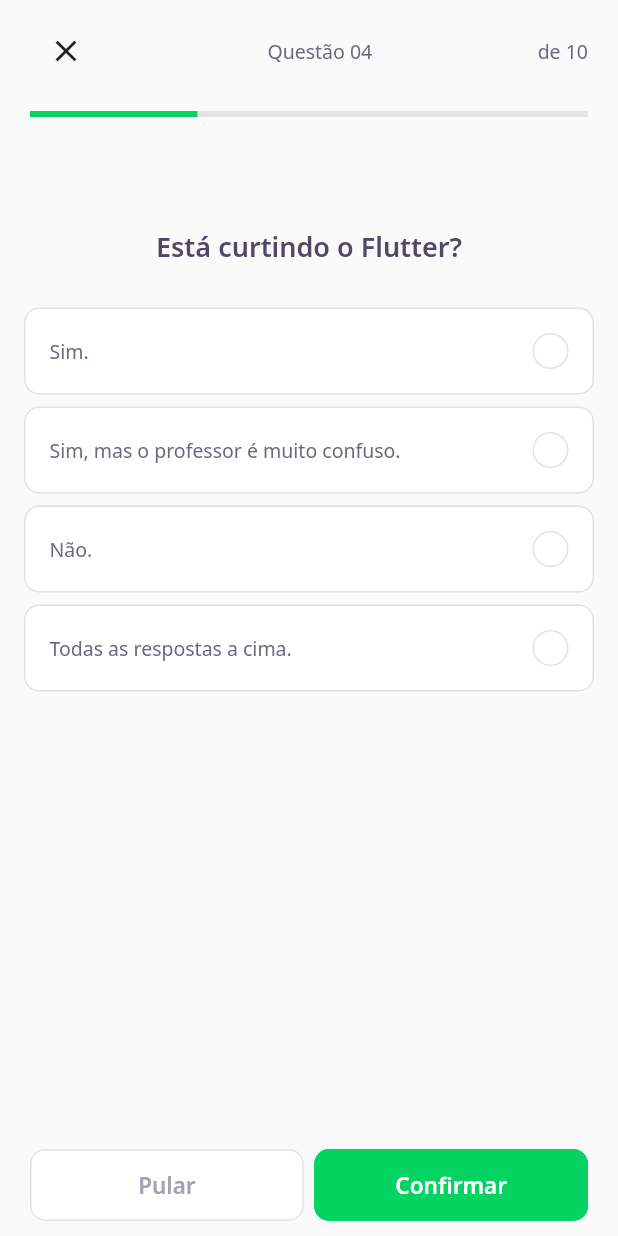
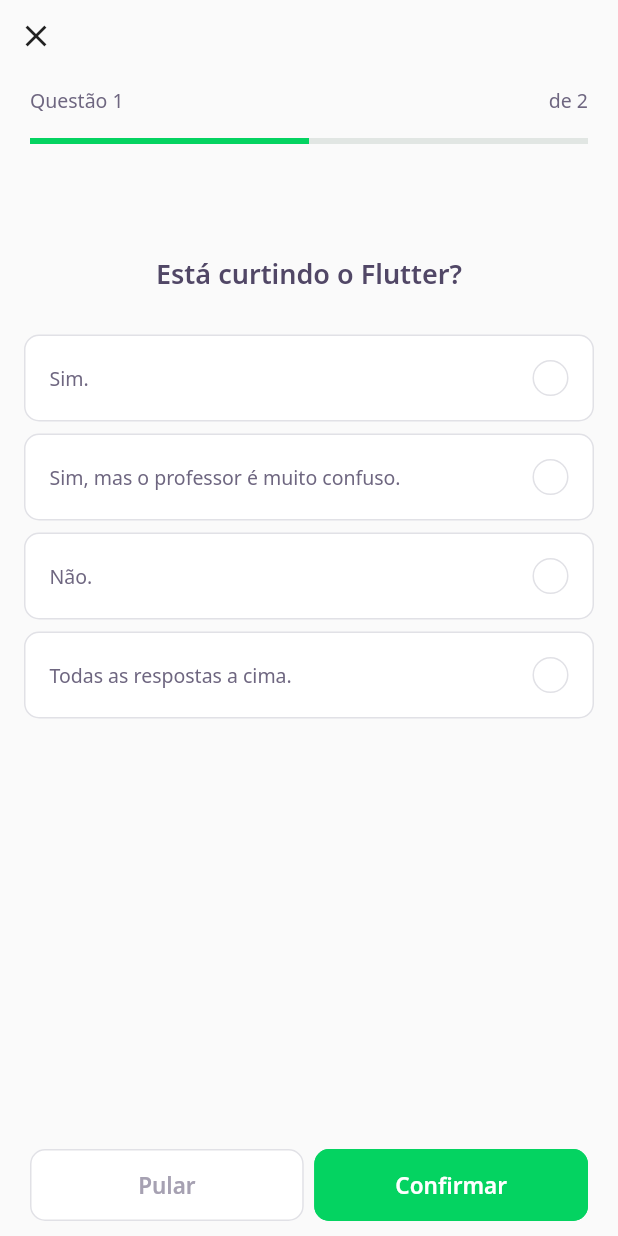
Before and after one commit to RafaelWerner/DevQuiz, a Flutter app: the screen it shows after launch, after a tap on "NLW 5 Flutter", on a phone screen of 412 x 824 dp. Run offline on Flutter 3.47's test engine with Material 2 defaults, Android fonts, the phone set to English and light mode, and no system bars; our stand-ins replace google_fonts; accounts and stored records are empty; network calls fail.

Commit message:
Utiliza parâmetros para alimentar os campos

```diff
--- /dev/null
+++ b/lib/challenge/challenge_controller.dart
@@ -0,0 +1,8 @@
+import 'package:flutter/cupertino.dart';
+
+class ChallengeController {
+  final currentQuestionNumberNotifier = ValueNotifier<int>(1);
+  int get currentQuestionNumber => currentQuestionNumberNotifier.value;
+  set currentQuestionNumber(int value) =>
+      currentQuestionNumberNotifier.value = value;
+}
--- a/lib/challenge/challenge_page.dart
+++ b/lib/challenge/challenge_page.dart
@@ -1,3 +1,4 @@
+import 'package:devquiz/challenge/challenge_controller.dart';
 import 'package:flutter/material.dart';
 
 import 'package:devquiz/challenge/widgets/next_button/next_button_widget.dart';
@@ -18,19 +19,52 @@ class ChallengePage extends StatefulWidget {
 }
 
 class _ChallengePageState extends State<ChallengePage> {
+  final controller = ChallengeController();
+  final pageController = PageController();
+
+  @override
+  void initState() {
+    controller.currentQuestionNumberNotifier.addListener(() {
+      setState(() {});
+    });
+    pageController.addListener(() {
+      controller.currentQuestionNumber = pageController.page!.toInt() + 1;
+    });
+    super.initState();
+  }
+
   @override
   Widget build(BuildContext context) {
     return Container(
       child: Scaffold(
         appBar: PreferredSize(
-          preferredSize: Size.fromHeight(88),
+          preferredSize: Size.fromHeight(106),
           child: SafeArea(
             top: true,
-            child: QuestionIndicatorWidget(),
+            child: Column(
+              crossAxisAlignment: CrossAxisAlignment.start,
+              children: [
+                IconButton(
+                    icon: Icon(Icons.close),
+                    onPressed: () {
+                      Navigator.pop(context);
+                    }),
+                ValueListenableBuilder<int>(
+                  valueListenable: controller.currentQuestionNumberNotifier,
+                  builder: (context, value, _) => QuestionIndicatorWidget(
+                    questionNumber: value,
+                    questionsLength: widget.questions.length,
+                  ),
+                ),
+              ],
+            ),
           ),
         ),
-        body: QuizWidget(
-          question: widget.questions[0],
+        body: PageView(
+          physics: NeverScrollableScrollPhysics(),
+          controller: pageController,
+          children:
+              widget.questions.map((e) => QuizWidget(question: e)).toList(),
         ),
         bottomNavigationBar: SafeArea(
           child: Padding(
@@ -40,7 +74,11 @@ class _ChallengePageState extends State<ChallengePage> {
               children: [
                 NextButtonWidget.white(
                   label: "Pular",
-                  onTap: () {},
+                  onTap: () {
+                    pageController.nextPage(
+                        duration: Duration(milliseconds: 250),
+                        curve: Curves.linear);
+                  },
                 ),
                 SizedBox(
                   width: 7,
--- a/lib/challenge/widgets/answer/answer_widget.dart
+++ b/lib/challenge/widgets/answer/answer_widget.dart
@@ -1,40 +1,48 @@
+import 'package:flutter/material.dart';
+
 import 'package:devquiz/core/app_colors.dart';
 import 'package:devquiz/core/app_text_styles.dart';
-import 'package:flutter/material.dart';
+import 'package:devquiz/shared/models/answer_model.dart';
 
 class AnswerWidget extends StatelessWidget {
-  final String title;
-  final bool isRight;
+  final AnswerModel answer;
+  final VoidCallback onTap;
+  final bool disabled;
   final bool isSelected;
 
-  const AnswerWidget(
-      {Key? key,
-      required this.title,
-      required this.isRight,
-      this.isSelected = false})
-      : super(key: key);
+  const AnswerWidget({
+    Key? key,
+    required this.answer,
+    required this.onTap,
+    required this.disabled,
+    required this.isSelected,
+  }) : super(key: key);
 
   Color get _selectedColorRight =>
-      isRight ? AppColors.darkGreen : AppColors.darkRed;
+      answer.isRight ? AppColors.darkGreen : AppColors.darkRed;
 
   Color get _selectedBorderRight =>
-      isRight ? AppColors.lightGreen : AppColors.lightRed;
+      answer.isRight ? AppColors.lightGreen : AppColors.lightRed;
 
   Color get _selectedColorCardRight =>
-      isRight ? AppColors.lightGreen : AppColors.lightRed;
+      answer.isRight ? AppColors.lightGreen : AppColors.lightRed;
 
   Color get _selectedBorderCardRight =>
-      isRight ? AppColors.green : AppColors.red;
+      answer.isRight ? AppColors.green : AppColors.red;
 
   TextStyle get _selectedTextStyleRight =>
-      isRight ? AppTextStyles.bodyDarkGreen : AppTextStyles.bodyDarkRed;
+      answer.isRight ? AppTextStyles.bodyDarkGreen : AppTextStyles.bodyDarkRed;
 
-  IconData get _selectedIconRight => isRight ? Icons.check : Icons.close;
+  IconData get _selectedIconRight => answer.isRight ? Icons.check : Icons.close;
 
   @override
   Widget build(BuildContext context) {
     return Padding(
       padding: const EdgeInsets.symmetric(horizontal: 16, vertical: 4),
+      child: IgnorePointer(
+        ignoring: disabled,
+        child: GestureDetector(
+          onTap: onTap,
           child: Container(
             padding: const EdgeInsets.all(16),
             decoration: BoxDecoration(
@@ -42,8 +50,9 @@ class AnswerWidget extends StatelessWidget {
               borderRadius: BorderRadius.circular(10),
               border: Border.fromBorderSide(
                 BorderSide(
-                color:
-                    isSelected ? _selectedBorderCardRight : AppColors.border),
+                    color: isSelected
+                        ? _selectedBorderCardRight
+                        : AppColors.border),
               ),
             ),
             child: Row(
@@ -51,9 +60,10 @@ class AnswerWidget extends StatelessWidget {
               children: [
                 Expanded(
                   child: Text(
-                title,
-                style:
-                    isSelected ? _selectedTextStyleRight : AppTextStyles.body,
+                    answer.title,
+                    style: isSelected
+                        ? _selectedTextStyleRight
+                        : AppTextStyles.body,
                   ),
                 ),
                 Container(
@@ -64,8 +74,9 @@ class AnswerWidget extends StatelessWidget {
                     borderRadius: BorderRadius.circular(100),
                     border: Border.fromBorderSide(
                       BorderSide(
-                      color:
-                          isSelected ? _selectedBorderRight : AppColors.border),
+                          color: isSelected
+                              ? _selectedBorderRight
+                              : AppColors.border),
                     ),
                   ),
                   child: isSelected
@@ -79,6 +90,8 @@ class AnswerWidget extends StatelessWidget {
               ],
             ),
           ),
+        ),
+      ),
     );
   }
 }
--- a/lib/challenge/widgets/question_indicator/question_indicator_widget.dart
+++ b/lib/challenge/widgets/question_indicator/question_indicator_widget.dart
@@ -1,9 +1,17 @@
+import 'package:flutter/material.dart';
+
 import 'package:devquiz/core/app_text_styles.dart';
 import 'package:devquiz/shared/widgets/progress_indicator/progress_indicator_widget.dart';
-import 'package:flutter/material.dart';
 
 class QuestionIndicatorWidget extends StatelessWidget {
-  const QuestionIndicatorWidget({Key? key}) : super(key: key);
+  final int questionNumber;
+  final int questionsLength;
+
+  const QuestionIndicatorWidget({
+    Key? key,
+    required this.questionNumber,
+    required this.questionsLength,
+  }) : super(key: key);
 
   @override
   Widget build(BuildContext context) {
@@ -14,23 +22,18 @@ class QuestionIndicatorWidget extends StatelessWidget {
           Row(
             mainAxisAlignment: MainAxisAlignment.spaceBetween,
             children: [
-              IconButton(
-                  icon: Icon(Icons.close),
-                  onPressed: () {
-                    Navigator.pop(context);
-                  }),
               Text(
-                "Questão 04",
+                "Questão $questionNumber",
                 style: AppTextStyles.body,
               ),
               Text(
-                "de 10",
+                "de $questionsLength",
                 style: AppTextStyles.body,
               )
             ],
           ),
           SizedBox(height: 16),
-          ProgressIndicatorWidget(value: .3),
+          ProgressIndicatorWidget(value: questionNumber / questionsLength),
         ],
       ),
     );
--- /dev/null
+++ b/lib/challenge/widgets/quiz/quiz_controller.dart
@@ -0,0 +1,3 @@
+class QuizController {
+  var indexSelected = 0;
+}
--- a/lib/challenge/widgets/quiz/quiz_widget.dart
+++ b/lib/challenge/widgets/quiz/quiz_widget.dart
@@ -4,12 +4,21 @@ import 'package:devquiz/challenge/widgets/answer/answer_widget.dart';
 import 'package:devquiz/core/app_text_styles.dart';
 import 'package:devquiz/shared/models/question_model.dart';
 
-class QuizWidget extends StatelessWidget {
+class QuizWidget extends StatefulWidget {
   final QuestionModel question;
   const QuizWidget({
     Key? key,
     required this.question,
   }) : super(key: key);
+
+  @override
+  _QuizWidgetState createState() => _QuizWidgetState();
+}
+
+class _QuizWidgetState extends State<QuizWidget> {
+  int indexSelected = -1;
+
+  answers(int index) => widget.question.answers[index];
 
   @override
   Widget build(BuildContext context) {
@@ -20,20 +29,21 @@ class QuizWidget extends StatelessWidget {
             height: 64,
           ),
           Text(
-            question.title,
+            widget.question.title,
             style: AppTextStyles.heading,
           ),
           SizedBox(
             height: 24,
           ),
-          ...question.answers
-              .map(
-                (e) => AnswerWidget(
-                  title: e.title,
-                  isRight: e.isRight,
-                ),
-              )
-              .toList(),
+          for (var i = 0; i < widget.question.answers.length; i++)
+            AnswerWidget(
+                answer: answers(i),
+                disabled: indexSelected != -1,
+                isSelected: indexSelected == i,
+                onTap: () {
+                  indexSelected = i;
+                  setState(() {});
+                }),
         ],
       ),
     );
```
Lines whose indentation alone changed are shown as unchanged.
